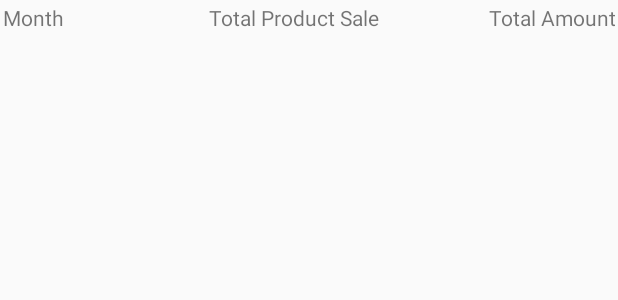
After one commit to sazal-ns/KANTA2, an Android app: the layout row_account.xml on its own in the app's theme, with its tools: preview values and no code run, on a phone screen of 412 x 824 dp. The commit adds this screen. Shown: the top 300 px of the screen. Run offline under Robolectric (Android 15) with nearby library versions, the phone set to English and light mode, and no system bars.

Commit message:
account added

```diff
--- a/app/src/main/java/com/brosolved/siddiqui/kanta/MainActivity.java
+++ b/app/src/main/java/com/brosolved/siddiqui/kanta/MainActivity.java
@@ -27,6 +27,7 @@ import androidx.lifecycle.ViewModelProviders;
 import androidx.localbroadcastmanager.content.LocalBroadcastManager;
 
 import com.brosolved.siddiqui.kanta.app.Config;
+import com.brosolved.siddiqui.kanta.fragments.AccountFragment;
 import com.brosolved.siddiqui.kanta.fragments.HomeFragment;
 import com.brosolved.siddiqui.kanta.fragments.OrderFragment;
 import com.brosolved.siddiqui.kanta.fragments.ProfileFragment;
@@ -174,6 +175,7 @@ public class MainActivity extends AppCompatActivity
                     if (Integer.parseInt(userInfo.getRememberToken()) == 1) {
                         menu.findItem(R.id.nav_add_product).setVisible(false);
                         menu.findItem(R.id.nav_shop_product).setVisible(false);
+                        menu.findItem(R.id.nav_account).setVisible(false);
                     }else
                         menu.findItem(R.id.nav_buy).setTitle("Sell List");
 
@@ -240,6 +242,8 @@ public class MainActivity extends AppCompatActivity
             FirebaseAuth.getInstance().signOut();
             finish();
         }
+        else if (id == R.id.nav_account)
+            openFragment(new AccountFragment());
 
         DrawerLayout drawer = findViewById(R.id.drawer_layout);
         drawer.closeDrawer(GravityCompat.START);
--- /dev/null
+++ b/app/src/main/res/layout/row_account.xml
@@ -0,0 +1,31 @@
+<?xml version="1.0" encoding="utf-8"?>
+<LinearLayout xmlns:android="http://schemas.android.com/apk/res/android"
+    android:layout_width="match_parent"
+    android:layout_height="match_parent">
+
+    <TextView
+        android:id="@+id/month"
+        android:layout_width="0dp"
+        android:layout_height="wrap_content"
+        android:text="Month"
+        android:layout_margin="2dp"
+        android:layout_weight="1"/>
+
+    <TextView
+        android:id="@+id/product"
+        android:layout_width="0dp"
+        android:layout_height="wrap_content"
+        android:layout_weight="1"
+        android:layout_margin="2dp"
+        android:text="Total Product Sale" />
+
+    <TextView
+        android:id="@+id/amount"
+        android:layout_width="0dp"
+        android:layout_height="wrap_content"
+        android:layout_weight="1"
+        android:layout_margin="2dp"
+        android:text="Total Amount"
+        android:textAlignment="textEnd"/>
+
+</LinearLayout>
```
Also changed, not shown: app/src/main/java/com/brosolved/siddiqui/kanta/adapter/AccountAdapter.java (added, +85 -0 lines), app/src/main/java/com/brosolved/siddiqui/kanta/fragments/AccountFragment.java (added, +164 -0 lines), app/src/main/java/com/brosolved/siddiqui/kanta/models/Account.java (added, +36 -0 lines), app/src/main/res/drawable/ic_attach_money_black_24dp.xml (added, +9 -0 lines), app/src/main/res/layout/fragment_account.xml (added, +34 -0 lines), app/src/main/res/layout/row_head.xml (added, +28 -0 lines), app/src/main/res/menu/activity_main_drawer.xml (+16 -10 lines).
